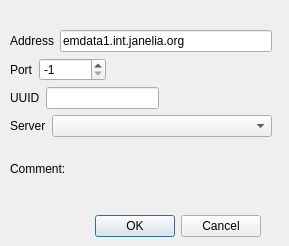
Above: neurolabi/gui/zdviddialog.ui from janelia-flyem/NeuTu before the change. Below: the same form after it.
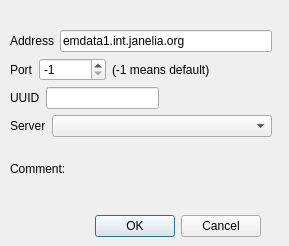
That is the form after the change.

The edit to the form file:
```diff
--- a/neurolabi/gui/zdviddialog.ui
+++ b/neurolabi/gui/zdviddialog.ui
@@ -85,6 +85,13 @@
               </property>
              </widget>
             </item>
+            <item>
+             <widget class="QLabel" name="label_6">
+              <property name="text">
+               <string>(-1 means default)</string>
+              </property>
+             </widget>
+            </item>
             <item>
              <spacer name="horizontalSpacer">
               <property name="orientation">
```
